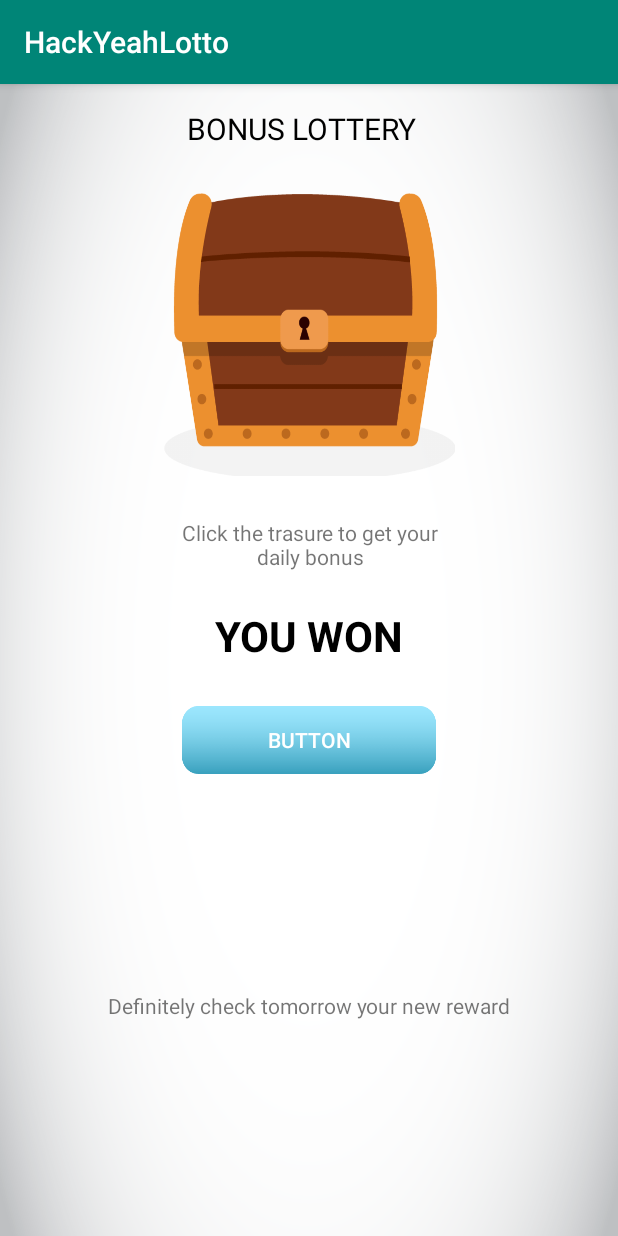
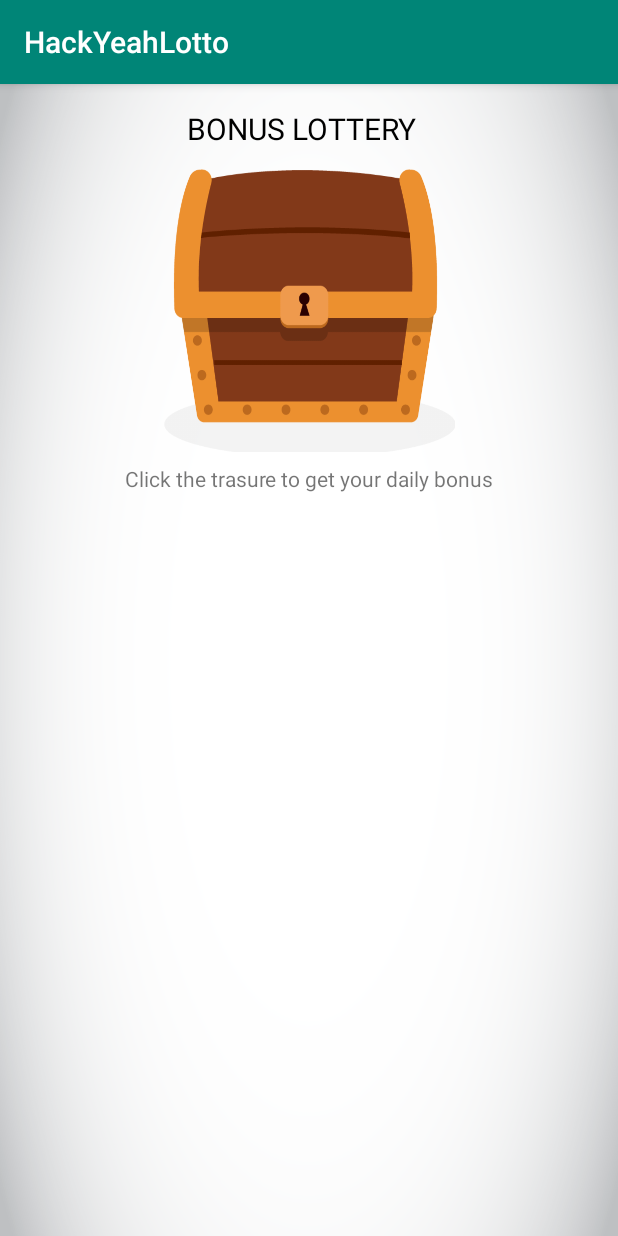
Before and after one commit to mrkostua/HackYeahLotto, an Android app: the BonusRewardActivity screen opened directly, with no data from a screen before it, on a phone screen of 412 x 824 dp. Run offline under Robolectric (Android 15) with nearby library versions, the phone set to English and light mode, and no system bars.

Commit message:
simple bonus reward logic mock

```diff
--- a/app/src/main/java/hackyeah/hackyeahlotto/BonusRewardActivity.java
+++ b/app/src/main/java/hackyeah/hackyeahlotto/BonusRewardActivity.java
@@ -3,18 +3,71 @@ package hackyeah.hackyeahlotto;
 import android.os.Bundle;
 import android.support.annotation.Nullable;
 import android.support.v7.app.AppCompatActivity;
+import android.view.View;
 import android.widget.Button;
+import android.widget.TextView;
+
+import java.util.Random;
 
 
 public class BonusRewardActivity extends AppCompatActivity {
 
-    private Button bonusBtn;
+    private Button getDetailsAboutBonusRewardWonBtn;
+    private Button tryToGetBonusReward;
+    private TextView youWonTv;
+    private TextView clickTheTreasureTv;
+    private TextView pleaseComeBackBabyTv;
+    private TextView detailsBonusRewardsTv;
 
 
     @Override
     protected void onCreate(@Nullable Bundle savedInstanceState) {
         super.onCreate(savedInstanceState);
         setContentView(R.layout.activity_bonus_reward);
-        bonusBtn = findViewById(R.id.daily_bonus_btn);
+        youWonTv = findViewById(R.id.you_won_tv);
+        pleaseComeBackBabyTv = findViewById(R.id.please_come_back_baby);
+        getDetailsAboutBonusRewardWonBtn = findViewById(R.id.get_details_about_won_bonus_reward_btn);
+        tryToGetBonusReward = findViewById(R.id.try_to_get_bonus_reward_btn);
+        clickTheTreasureTv = findViewById(R.id.click_the_trasure);
+        detailsBonusRewardsTv = findViewById(R.id.details_bonus_reward);
+        youWonTv.setVisibility(View.GONE);
+        pleaseComeBackBabyTv.setVisibility(View.GONE);
+        detailsBonusRewardsTv.setVisibility(View.GONE);
+        getDetailsAboutBonusRewardWonBtn.setVisibility(View.GONE);
+        getDetailsAboutBonusRewardWonBtn.setOnClickListener(new View.OnClickListener() {
+            @Override
+            public void onClick(View view) {
+                getDetailsAboutBonusRewardWonBtn.setVisibility(View.GONE);
+                detailsBonusRewardsTv.setVisibility(View.VISIBLE);
+                pleaseComeBackBabyTv.setVisibility(View.GONE);
+            }
+        });
+        tryToGetBonusReward.setOnClickListener(new View.OnClickListener() {
+            @Override
+            public void onClick(View v) {
+                youWonTv.setVisibility(View.VISIBLE);
+                pleaseComeBackBabyTv.setVisibility(View.VISIBLE);
+                getDetailsAboutBonusRewardWonBtn.setVisibility(View.VISIBLE);
+                clickTheTreasureTv.setVisibility(View.GONE);
+
+                //mock
+                int random = new Random().nextInt(3) + 1;
+                String prize;
+                switch (random) {
+                    case 1:
+                        prize = "An additional ticket";
+                        break;
+                    case 2:
+                        prize = "220 Points";
+                        break;
+                    case 3:
+                    default:
+                        prize = "Nothing";
+                }
+                getDetailsAboutBonusRewardWonBtn.setText(prize);
+                getDetailsAboutBonusRewardWonBtn.setVisibility(View.VISIBLE);
+            }
+        });
+
     }
 }
--- a/app/src/main/res/layout/activity_bonus_reward.xml
+++ b/app/src/main/res/layout/activity_bonus_reward.xml
@@ -6,59 +6,72 @@
         android:layout_height="match_parent"
         tools:context=".BonusRewardActivity"
         android:background="@drawable/gray_background">
-
-
-    <Button
-            android:layout_width="194dp"
-            android:layout_height="191dp"
-            android:id="@+id/buy_ticket_btn" app:layout_constraintEnd_toEndOf="parent"
-            android:layout_marginEnd="8dp"
-            android:background="@drawable/treasure"
-            app:layout_constraintStart_toStartOf="parent"
-            android:layout_marginStart="8dp"
-            android:layout_marginTop="24dp"
-            app:layout_constraintTop_toBottomOf="@+id/textView9"/>
     <TextView
-            android:layout_width="wrap_content"
-            android:layout_height="wrap_content"
-            android:gravity="center"
-            android:id="@+id/textView4"
-            android:text="Click the trasure to get your\ndaily bonus" android:layout_marginTop="28dp"
-            app:layout_constraintTop_toBottomOf="@+id/buy_ticket_btn" android:layout_marginStart="8dp"
-            app:layout_constraintStart_toStartOf="parent" android:layout_marginEnd="8dp"
-            app:layout_constraintEnd_toEndOf="parent" app:layout_constraintHorizontal_bias="0.503"/>
-    <Button
-            android:text="Button"
-            android:layout_width="169dp"
-            android:layout_height="45dp"
-            android:background="@drawable/light_blue_button"
-            android:id="@+id/button" android:layout_marginTop="28dp"
-            app:layout_constraintTop_toBottomOf="@+id/textView5" android:textColor="@android:color/white"
-            android:layout_marginEnd="8dp" app:layout_constraintEnd_toEndOf="parent" android:layout_marginStart="8dp"
-            app:layout_constraintStart_toStartOf="parent"/>
-    <TextView
-            android:text="YOU WON"
-            android:layout_width="wrap_content"
-            android:layout_height="wrap_content"
-            android:id="@+id/textView5" android:layout_marginTop="24dp"
-            app:layout_constraintTop_toBottomOf="@+id/textView4" android:textSize="28sp" android:textStyle="bold"
-            android:textColor="@android:color/black" android:layout_marginStart="8dp"
-            app:layout_constraintStart_toStartOf="parent" android:layout_marginEnd="8dp"
-            app:layout_constraintEnd_toEndOf="parent"/>
-    <TextView
-            android:text="Definitely check tomorrow your new reward"
-            android:layout_width="wrap_content"
-            android:layout_height="wrap_content"
-            android:id="@+id/textView7" android:layout_marginTop="8dp"
-            app:layout_constraintTop_toBottomOf="@+id/button" android:layout_marginBottom="8dp"
-            app:layout_constraintBottom_toBottomOf="parent" app:layout_constraintStart_toStartOf="parent"
-            android:layout_marginStart="8dp" app:layout_constraintEnd_toEndOf="parent" android:layout_marginEnd="8dp"/>
-    <TextView
-            android:text="BONUS LOTTERY"
+            android:text="@string/bonus_lottery"
             android:layout_width="163dp"
             android:layout_height="30dp"
             android:id="@+id/textView9" android:layout_marginTop="16dp"
             app:layout_constraintTop_toTopOf="parent" android:textSize="20sp" android:layout_marginEnd="8dp"
             app:layout_constraintEnd_toEndOf="parent" android:layout_marginStart="8dp"
             app:layout_constraintStart_toStartOf="parent" android:textColor="@android:color/black"/>
+
+    <Button
+            android:layout_width="194dp"
+            android:layout_height="191dp"
+            android:id="@+id/try_to_get_bonus_reward_btn" app:layout_constraintEnd_toEndOf="parent"
+            android:layout_marginEnd="8dp"
+            android:background="@drawable/treasure"
+            app:layout_constraintStart_toStartOf="parent"
+            android:layout_marginStart="8dp"
+            android:layout_marginTop="8dp" app:layout_constraintTop_toBottomOf="@+id/textView9"/>
+    <TextView
+            android:layout_width="wrap_content"
+            android:layout_height="wrap_content"
+            android:gravity="center"
+            android:id="@+id/click_the_trasure"
+            android:text="@string/click_the_trasure_to_get_your_ndaily_bonus"
+            android:layout_marginStart="8dp"
+            app:layout_constraintStart_toStartOf="parent" android:layout_marginEnd="8dp"
+            app:layout_constraintEnd_toEndOf="parent"
+            android:layout_marginTop="8dp" app:layout_constraintTop_toBottomOf="@+id/try_to_get_bonus_reward_btn"/>
+    <Button
+            android:layout_width="169dp"
+            android:layout_height="45dp"
+            android:background="@drawable/light_blue_button"
+            android:id="@+id/get_details_about_won_bonus_reward_btn"
+            android:textColor="@android:color/white"
+            android:layout_marginEnd="8dp" app:layout_constraintEnd_toEndOf="parent" android:layout_marginStart="8dp"
+            app:layout_constraintStart_toStartOf="parent" app:layout_constraintHorizontal_bias="0.487"
+            android:layout_marginTop="44dp" app:layout_constraintTop_toBottomOf="@+id/you_won_tv"/>
+    <TextView
+            android:text="@string/you_won"
+            android:layout_width="wrap_content"
+            android:layout_height="wrap_content"
+            android:id="@+id/you_won_tv"
+            android:textSize="28sp"
+            android:textStyle="bold"
+            android:textColor="@android:color/black" android:layout_marginStart="8dp"
+            app:layout_constraintStart_toStartOf="parent" android:layout_marginEnd="8dp"
+            app:layout_constraintEnd_toEndOf="parent" app:layout_constraintHorizontal_bias="0.502"
+            android:layout_marginTop="8dp" app:layout_constraintTop_toBottomOf="@+id/click_the_trasure"/>
+    <TextView
+            android:text="@string/definitely_check_tomorrow_your_new_reward"
+            android:layout_width="wrap_content"
+            android:layout_height="17dp"
+            android:id="@+id/please_come_back_baby"
+            android:layout_marginBottom="32dp"
+            app:layout_constraintBottom_toBottomOf="parent" app:layout_constraintStart_toStartOf="parent"
+            android:layout_marginStart="8dp" app:layout_constraintEnd_toEndOf="parent" android:layout_marginEnd="8dp"
+            android:layout_marginTop="8dp"
+            app:layout_constraintTop_toBottomOf="@+id/get_details_about_won_bonus_reward_btn"/>
+    <TextView
+            android:text="@string/you_won_info"
+            android:layout_width="187dp"
+            android:layout_height="90dp"
+            android:id="@+id/details_bonus_reward"
+            app:layout_constraintBottom_toTopOf="@+id/please_come_back_baby" android:layout_marginBottom="11dp"
+            app:layout_constraintStart_toStartOf="parent" android:layout_marginStart="8dp"
+            app:layout_constraintEnd_toEndOf="parent" android:layout_marginEnd="8dp" android:layout_marginTop="8dp"
+            app:layout_constraintTop_toBottomOf="@+id/you_won_tv" app:layout_constraintHorizontal_bias="0.502"
+            app:layout_constraintVertical_bias="0.727"/>
 </android.support.constraint.ConstraintLayout>
--- a/app/src/main/res/values/strings.xml
+++ b/app/src/main/res/values/strings.xml
@@ -24,4 +24,12 @@
     <string name="draw_purchase_date_desc">Purchase date:%s</string>
     <string name="draw_drawing_date_desc">Drawing date: %s</string>
     <string name="buy_lottery_ticket">Buy lottery ticket</string>
+    <string name="you_won">YOU WON</string>
+    <string name="definitely_check_tomorrow_your_new_reward">Definitely check tomorrow your new reward</string>
+    <string name="bonus_lottery">BONUS LOTTERY</string>
+    <string name="click_the_trasure_to_get_your_ndaily_bonus">Click the trasure to get your daily bonus</string>
+    <string name="you_won_info">
+        You probably have won (or lost) and this text should explain how it comes and what next steps you can do to make it
+        happen again.
+    </string>
 </resources>
```
